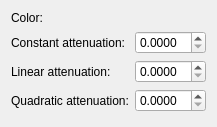
Qt form nodeitemdetailwidget/pointlightwidget/pointlightwidget.ui (nirjacobson/Sahara-Studio) before a commit.
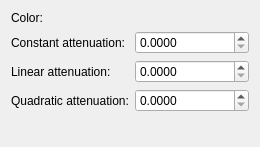
The same form after that commit. Custom widgets are drawn as their Qt base class.

```diff
--- a/nodeitemdetailwidget/pointlightwidget/pointlightwidget.ui
+++ b/nodeitemdetailwidget/pointlightwidget/pointlightwidget.ui
@@ -6,8 +6,8 @@
    <rect>
     <x>0</x>
     <y>0</y>
-    <width>217</width>
-    <height>127</height>
+    <width>260</width>
+    <height>147</height>
    </rect>
   </property>
   <property name="windowTitle">
@@ -79,19 +79,6 @@
      </item>
     </layout>
    </item>
-   <item row="0" column="1">
-    <spacer name="horizontalSpacer">
-     <property name="orientation">
-      <enum>Qt::Horizontal</enum>
-     </property>
-     <property name="sizeHint" stdset="0">
-      <size>
-       <width>0</width>
-       <height>20</height>
-      </size>
-     </property>
-    </spacer>
-   </item>
    <item row="1" column="0">
     <spacer name="verticalSpacer">
      <property name="orientation">
```
